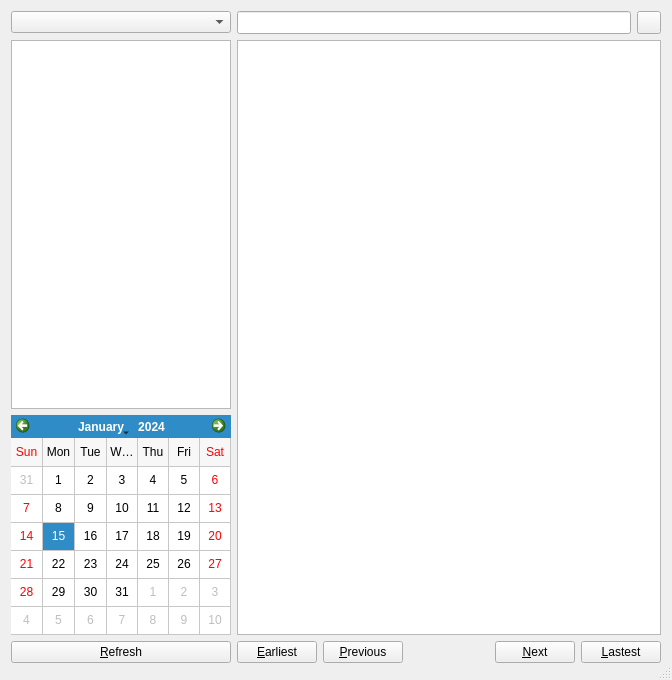
Before: the Qt Designer form src/history.ui in psi-im/psi, drawn with Qt 5.
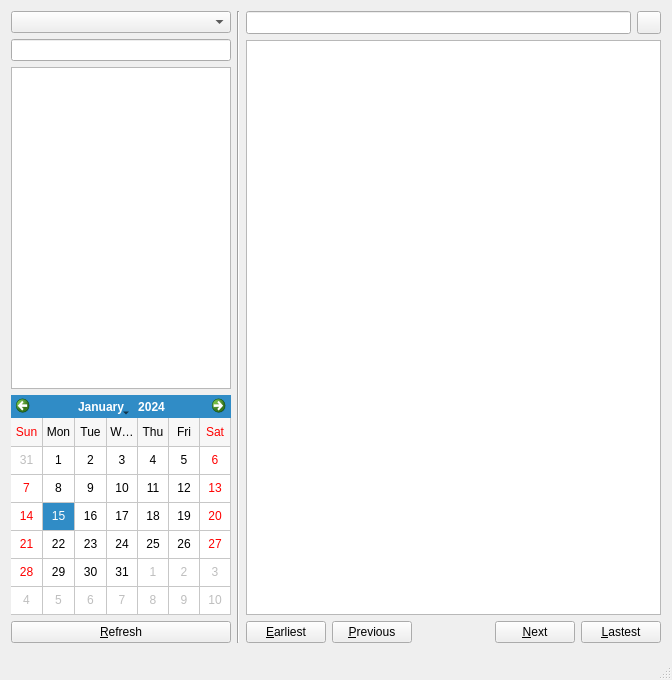
After: the same form once the commit is applied. Custom widgets are drawn as their Qt base class.

Commit message: improved the contact list of the history dialog (ported from Wime project)

```diff
--- a/src/history.ui
+++ b/src/history.ui
@@ -34,8 +34,12 @@
   <property name="modal">
    <bool>true</bool>
   </property>
-  <layout class="QGridLayout" name="gridLayout">
-   <item row="0" column="0">
+  <layout class="QVBoxLayout" name="verticalLayout_2">
+   <item>
+    <layout class="QHBoxLayout" name="horizontalLayout_4" stretch="0,0,1">
+     <item>
+      <layout class="QVBoxLayout" name="verticalLayout">
+       <item>
     <widget class="QComboBox" name="accountsBox">
      <property name="maximumSize">
       <size>
@@ -45,41 +49,23 @@
      </property>
     </widget>
    </item>
-   <item row="0" column="1">
-    <layout class="QHBoxLayout" name="horizontalLayout_2">
      <item>
-      <widget class="QLineEdit" name="searchField">
-       <property name="sizePolicy">
-        <sizepolicy hsizetype="MinimumExpanding" vsizetype="Preferred">
-         <horstretch>0</horstretch>
-         <verstretch>0</verstretch>
-        </sizepolicy>
-       </property>
-      </widget>
+        <widget class="QLineEdit" name="contactFilterEdit"/>
      </item>
      <item>
-      <widget class="QToolButton" name="tb_find">
+        <widget class="QTreeView" name="contactList">
        <property name="sizePolicy">
-        <sizepolicy hsizetype="Preferred" vsizetype="Preferred">
+          <sizepolicy hsizetype="Maximum" vsizetype="Expanding">
          <horstretch>0</horstretch>
          <verstretch>0</verstretch>
         </sizepolicy>
        </property>
-       <property name="maximumSize">
+         <property name="minimumSize">
         <size>
-         <width>27</width>
-         <height>27</height>
-        </size>
-       </property>
-       <property name="text">
-        <string/>
-       </property>
-      </widget>
-     </item>
-    </layout>
-   </item>
-   <item row="1" column="0">
-    <widget class="QListWidget" name="jidList">
+           <width>220</width>
+           <height>0</height>
+          </size>
+         </property>
      <property name="maximumSize">
       <size>
        <width>220</width>
@@ -89,32 +75,19 @@
      <property name="sortingEnabled">
       <bool>true</bool>
      </property>
-    </widget>
-   </item>
-   <item row="1" column="1" rowspan="2">
-    <widget class="PsiTextView" name="msgLog">
-     <property name="sizePolicy">
-      <sizepolicy hsizetype="MinimumExpanding" vsizetype="MinimumExpanding">
-       <horstretch>0</horstretch>
-       <verstretch>0</verstretch>
-      </sizepolicy>
-     </property>
-     <property name="maximumSize">
-      <size>
-       <width>16777215</width>
-       <height>16777215</height>
-      </size>
-     </property>
-     <property name="focusPolicy">
-      <enum>Qt::ClickFocus</enum>
-     </property>
-     <property name="readOnly">
-      <bool>true</bool>
-     </property>
-    </widget>
-   </item>
-   <item row="2" column="0">
+         <attribute name="headerVisible">
+          <bool>false</bool>
+         </attribute>
+        </widget>
+       </item>
+       <item>
     <widget class="QCalendarWidget" name="calendar">
+         <property name="minimumSize">
+          <size>
+           <width>220</width>
+           <height>0</height>
+          </size>
+         </property>
      <property name="maximumSize">
       <size>
        <width>220</width>
@@ -135,7 +108,7 @@
      </property>
     </widget>
    </item>
-   <item row="3" column="0">
+       <item>
     <widget class="QPushButton" name="buttonRefresh">
      <property name="sizePolicy">
       <sizepolicy hsizetype="Expanding" vsizetype="Preferred">
@@ -163,7 +136,73 @@
      </property>
     </widget>
    </item>
-   <item row="3" column="1">
+      </layout>
+     </item>
+     <item>
+      <widget class="Line" name="line">
+       <property name="orientation">
+        <enum>Qt::Vertical</enum>
+       </property>
+      </widget>
+     </item>
+     <item>
+      <layout class="QVBoxLayout" name="verticalLayout_3">
+       <item>
+        <layout class="QHBoxLayout" name="horizontalLayout_2">
+         <item>
+          <widget class="QLineEdit" name="searchField">
+           <property name="sizePolicy">
+            <sizepolicy hsizetype="MinimumExpanding" vsizetype="Preferred">
+             <horstretch>0</horstretch>
+             <verstretch>0</verstretch>
+            </sizepolicy>
+           </property>
+          </widget>
+         </item>
+         <item>
+          <widget class="QToolButton" name="tb_find">
+           <property name="sizePolicy">
+            <sizepolicy hsizetype="Preferred" vsizetype="Preferred">
+             <horstretch>0</horstretch>
+             <verstretch>0</verstretch>
+            </sizepolicy>
+           </property>
+           <property name="maximumSize">
+            <size>
+             <width>27</width>
+             <height>27</height>
+            </size>
+           </property>
+           <property name="text">
+            <string/>
+           </property>
+          </widget>
+         </item>
+        </layout>
+       </item>
+       <item>
+        <widget class="PsiTextView" name="msgLog">
+         <property name="sizePolicy">
+          <sizepolicy hsizetype="MinimumExpanding" vsizetype="MinimumExpanding">
+           <horstretch>0</horstretch>
+           <verstretch>0</verstretch>
+          </sizepolicy>
+         </property>
+         <property name="maximumSize">
+          <size>
+           <width>16777215</width>
+           <height>16777215</height>
+          </size>
+         </property>
+         <property name="focusPolicy">
+          <enum>Qt::ClickFocus</enum>
+         </property>
+         <property name="readOnly">
+          <bool>true</bool>
+         </property>
+        </widget>
+       </item>
+       <item>
     <layout class="QHBoxLayout" name="horizontalLayout">
      <property name="sizeConstraint">
       <enum>QLayout::SetDefaultConstraint</enum>
@@ -232,9 +271,30 @@
      </item>
     </layout>
    </item>
-   <item row="4" column="0">
+      </layout>
+     </item>
+    </layout>
+   </item>
+   <item>
+    <layout class="QHBoxLayout" name="horizontalLayout_3">
+     <item>
     <widget class="BusyWidget" name="busy" native="true"/>
    </item>
+     <item>
+      <spacer name="horizontalSpacer">
+       <property name="orientation">
+        <enum>Qt::Horizontal</enum>
+       </property>
+       <property name="sizeHint" stdset="0">
+        <size>
+         <width>40</width>
+         <height>20</height>
+        </size>
+       </property>
+      </spacer>
+     </item>
+    </layout>
+   </item>
   </layout>
  </widget>
  <customwidgets>
```
Left out of the diff: 5 changed lines with no effect on the pictures. Lines whose indentation alone changed are shown as unchanged. The commit also changes 6 other files.
